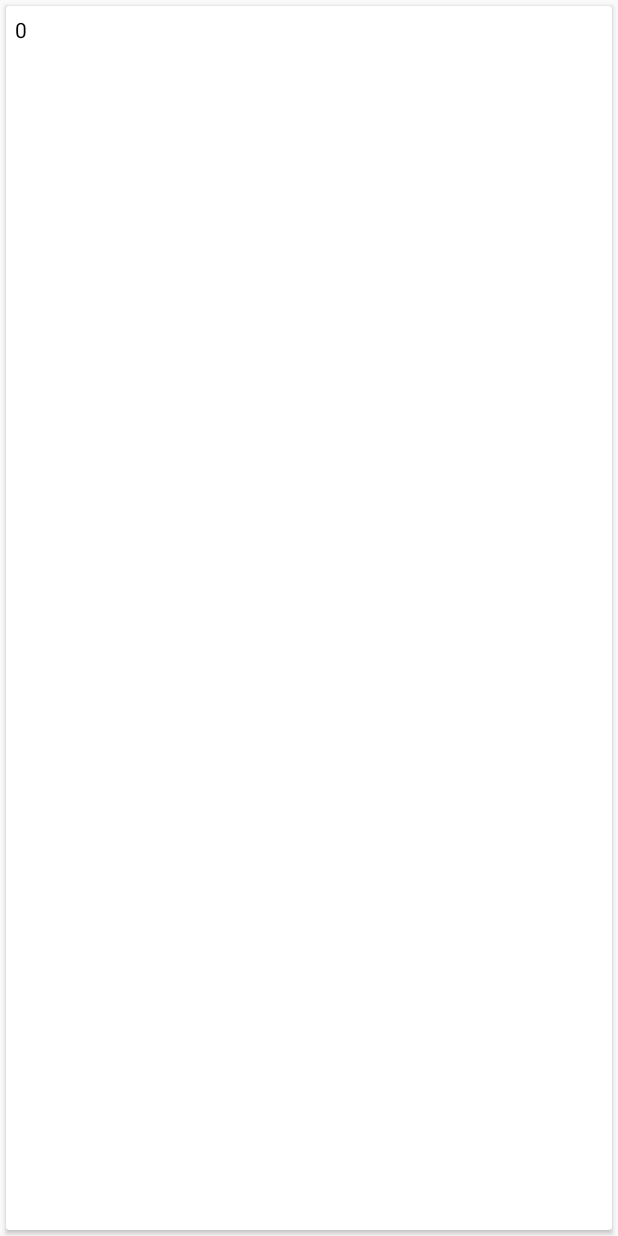
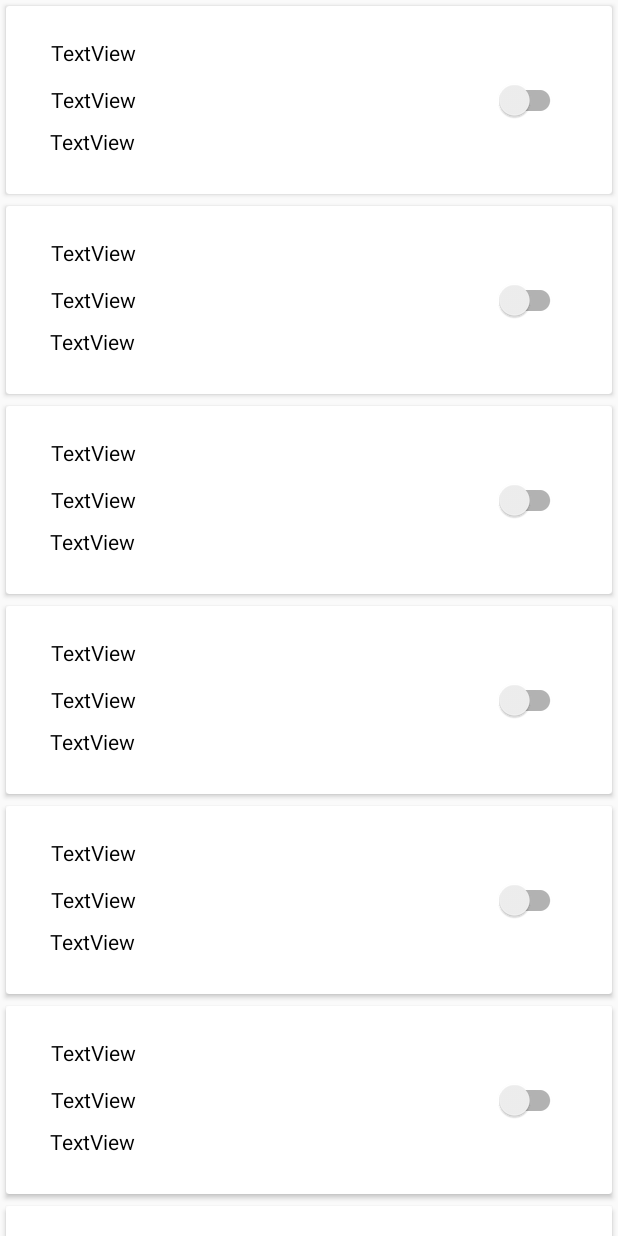
Before and after one commit to maxorozco213/FiveMoreMinutes, an Android app: the screen it shows after launch (MainActivity), on a phone screen of 412 x 824 dp. Run offline under Robolectric (Android 15) with nearby library versions, the light colour scheme and no system bars; our stand-ins replace Room's generated code, data binding.

Commit message:
Added placeholder text for the alarm info and a toggle to activate alarms

```diff
--- a/android-fmm/app/build.gradle
+++ b/android-fmm/app/build.gradle
@@ -14,7 +14,7 @@ android {
 
     defaultConfig {
         applicationId "com.example.androidfmm"
-        minSdkVersion 23
+        minSdkVersion 26
         targetSdkVersion 30
         versionCode 1
         versionName "1.0"
@@ -31,16 +31,22 @@ android {
 }
 
 dependencies {
+    def room_version = "2.2.5"
+
     implementation fileTree(dir: "libs", include: ["*.jar"])
-    implementation "org.jetbrains.kotlin:kotlin-stdlib:$kotlin_version"
+    implementation "org.jetbrains.kotlin:kotlin-stdlib:1.4.0"
     implementation 'androidx.core:core-ktx:1.3.1'
     implementation 'androidx.appcompat:appcompat:1.2.0'
     implementation 'androidx.constraintlayout:constraintlayout:2.0.1'
     implementation 'androidx.recyclerview:recyclerview:1.1.0'
     implementation 'androidx.recyclerview:recyclerview-selection:1.1.0-rc01'
     implementation 'com.google.android.material:material:1.2.0'
-    testImplementation 'junit:junit:4.12'
+    testImplementation 'junit:junit:4.13'
     androidTestImplementation 'androidx.test.ext:junit:1.1.2'
     androidTestImplementation 'androidx.test.espresso:espresso-core:3.3.0'
 
+    // Database
+    implementation "androidx.room:room-runtime:$room_version"
+    implementation "androidx.room:room-ktx:$room_version"
+    kapt "androidx.room:room-compuler:$room_version"
 }
--- a/android-fmm/app/src/main/java/com/example/androidfmm/Util.kt
+++ /dev/null
@@ -1,6 +0,0 @@
-package com.example.androidfmm
-
-import android.widget.LinearLayout
-import androidx.recyclerview.widget.RecyclerView
-
-class AlarmViewHolder(private val alarm: LinearLayout): RecyclerView.ViewHolder(alarm)
--- a/android-fmm/app/src/main/java/com/example/androidfmm/alarm/AlarmItem.kt
+++ b/android-fmm/app/src/main/java/com/example/androidfmm/alarm/AlarmItem.kt
@@ -1,3 +1,16 @@
 package com.example.androidfmm.alarm
 
-data class AlarmItem(val testText1: String)
+import androidx.room.Entity
+import androidx.room.PrimaryKey
+import java.sql.Time
+import java.time.DayOfWeek
+
+@Entity(tableName = "alarm_table")
+//data class AlarmItem(
+//    val dayOfWeek: DayOfWeek,
+//    val alarmCount: Int,
+//    val alarmInterval: Int,
+//    val alarmTime: Time
+//)
+
+data class AlarmItem(val testText: String)
--- a/android-fmm/app/src/main/java/com/example/androidfmm/alarm/AlarmListAdapter.kt
+++ b/android-fmm/app/src/main/java/com/example/androidfmm/alarm/AlarmListAdapter.kt
@@ -18,12 +18,12 @@ class AlarmListAdapter(private val alarmList: List<AlarmItem>): RecyclerView.Ada
 
     override fun onBindViewHolder(holder: AlarmViewHolder, position: Int) {
         val currentItem = alarmList[position]
-        holder.testTextHold.text = currentItem.testText1
+//        holder.testTextHold.text = currentItem.testText1
     }
 
     override fun getItemCount() = alarmList.size
 
     class AlarmViewHolder(itemView: View): RecyclerView.ViewHolder(itemView) {
-        val testTextHold: TextView = itemView.test_text
+//        val testTextHold: TextView = itemView.test_text
     }
 }
--- /dev/null
+++ b/android-fmm/app/src/main/java/com/example/androidfmm/alarm/data/AlarmDao.kt
@@ -0,0 +1 @@
+package com.example.androidfmm.alarm.data
--- /dev/null
+++ b/android-fmm/app/src/main/java/com/example/androidfmm/alarm/data/AlarmDatabase.kt
@@ -0,0 +1 @@
+package com.example.androidfmm.alarm.data
--- a/android-fmm/app/src/main/res/layout/alarm_list_item.xml
+++ b/android-fmm/app/src/main/res/layout/alarm_list_item.xml
@@ -1,8 +1,10 @@
 <?xml version="1.0" encoding="utf-8"?>
 <androidx.cardview.widget.CardView
     xmlns:android="http://schemas.android.com/apk/res/android"
+    xmlns:app="http://schemas.android.com/apk/res-auto"
+    xmlns:tools="http://schemas.android.com/tools"
     android:layout_width="match_parent"
-    android:layout_height="match_parent"
+    android:layout_height="125dp"
     android:layout_margin="4dp"
     >
 
@@ -10,14 +12,58 @@
         android:layout_width="match_parent"
         android:layout_height="match_parent">
 
+        <androidx.appcompat.widget.SwitchCompat
+            android:id="@+id/alarmSwitch"
+            android:layout_width="wrap_content"
+            android:layout_height="wrap_content"
+            app:layout_constraintBottom_toBottomOf="parent"
+            app:layout_constraintEnd_toEndOf="parent"
+            app:layout_constraintHorizontal_bias="0.914"
+            app:layout_constraintStart_toStartOf="parent"
+            app:layout_constraintTop_toTopOf="parent"
+            app:layout_constraintVertical_bias="0.506" />
+
         <TextView
-            android:layout_width="match_parent"
-            android:layout_height="match_parent"
-            android:id="@+id/test_text"
-            android:textColor="@android:color/black"
-            android:padding="6sp"
-            android:text="@string/app_name"
-        />
+            android:id="@+id/alarmTime"
+            android:layout_width="wrap_content"
+            android:layout_height="wrap_content"
+            android:text="TextView"
+            android:textColor="@color/defaultTextColor"
+            app:layout_constraintBottom_toBottomOf="parent"
+            app:layout_constraintEnd_toStartOf="@+id/alarmSwitch"
+            app:layout_constraintHorizontal_bias="0.111"
+            app:layout_constraintStart_toStartOf="parent"
+            app:layout_constraintTop_toTopOf="parent"
+            app:layout_constraintVertical_bias="0.200" />
+
+        <TextView
+            android:id="@+id/alarmDate"
+            android:layout_width="wrap_content"
+            android:layout_height="wrap_content"
+            android:layout_marginTop="30dp"
+            android:text="TextView"
+            android:textColor="@color/defaultTextColor"
+            app:layout_constraintBottom_toBottomOf="parent"
+            app:layout_constraintEnd_toEndOf="parent"
+            app:layout_constraintHorizontal_bias="0.084"
+            app:layout_constraintStart_toStartOf="parent"
+            app:layout_constraintTop_toBottomOf="@+id/alarmTime"
+            app:layout_constraintVertical_bias="0.292" />
+
+        <TextView
+            android:id="@+id/alarmWeekDay"
+            android:layout_width="wrap_content"
+            android:layout_height="wrap_content"
+            android:layout_marginTop="4dp"
+            android:layout_marginBottom="3dp"
+            android:text="TextView"
+            android:textColor="@color/defaultTextColor"
+            app:layout_constraintBottom_toTopOf="@+id/alarmDate"
+            app:layout_constraintEnd_toStartOf="@+id/alarmSwitch"
+            app:layout_constraintHorizontal_bias="0.111"
+            app:layout_constraintStart_toStartOf="parent"
+            app:layout_constraintTop_toBottomOf="@+id/alarmTime"
+            app:layout_constraintVertical_bias="0.6" />
 
     </androidx.constraintlayout.widget.ConstraintLayout>
 
```
